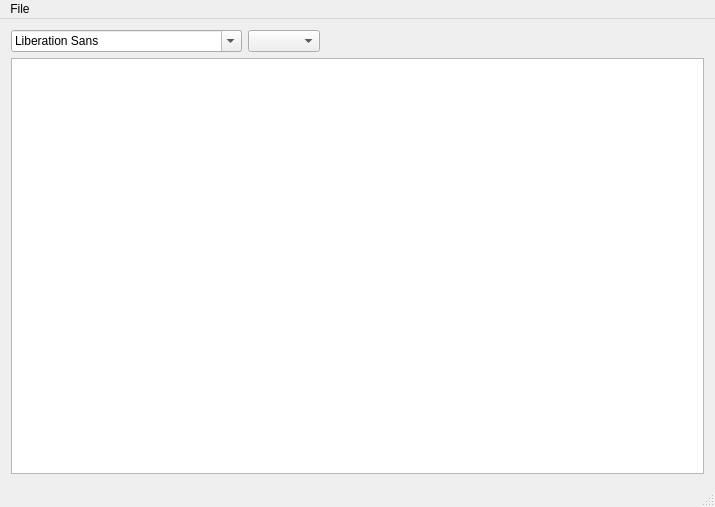
Old version of the form TextEditorVEGA/notepad.ui in the repository prvln/text_editors.
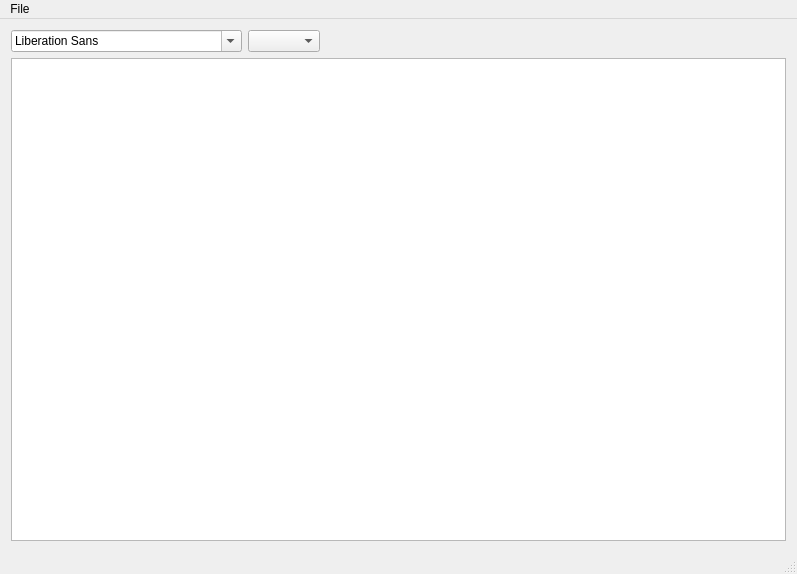
New version of the form.

```diff
--- a/TextEditorVEGA/notepad.ui
+++ b/TextEditorVEGA/notepad.ui
@@ -6,8 +6,8 @@
    <rect>
     <x>0</x>
     <y>0</y>
-    <width>715</width>
-    <height>507</height>
+    <width>797</width>
+    <height>574</height>
    </rect>
   </property>
   <property name="windowTitle">
@@ -28,14 +28,14 @@
       </property>
       <property name="sizeHint" stdset="0">
        <size>
-        <width>40</width>
+        <width>504</width>
         <height>20</height>
        </size>
       </property>
      </spacer>
     </item>
     <item row="1" column="0" colspan="3">
-     <widget class="QPlainTextEdit" name="plainTextEdit"/>
+     <widget class="QTextEdit" name="textEdit"/>
     </item>
    </layout>
   </widget>
@@ -44,7 +44,7 @@
     <rect>
      <x>0</x>
      <y>0</y>
-     <width>715</width>
+     <width>797</width>
      <height>21</height>
     </rect>
    </property>
```
Left out of the diff: 6 changed lines with no effect on the pictures.
